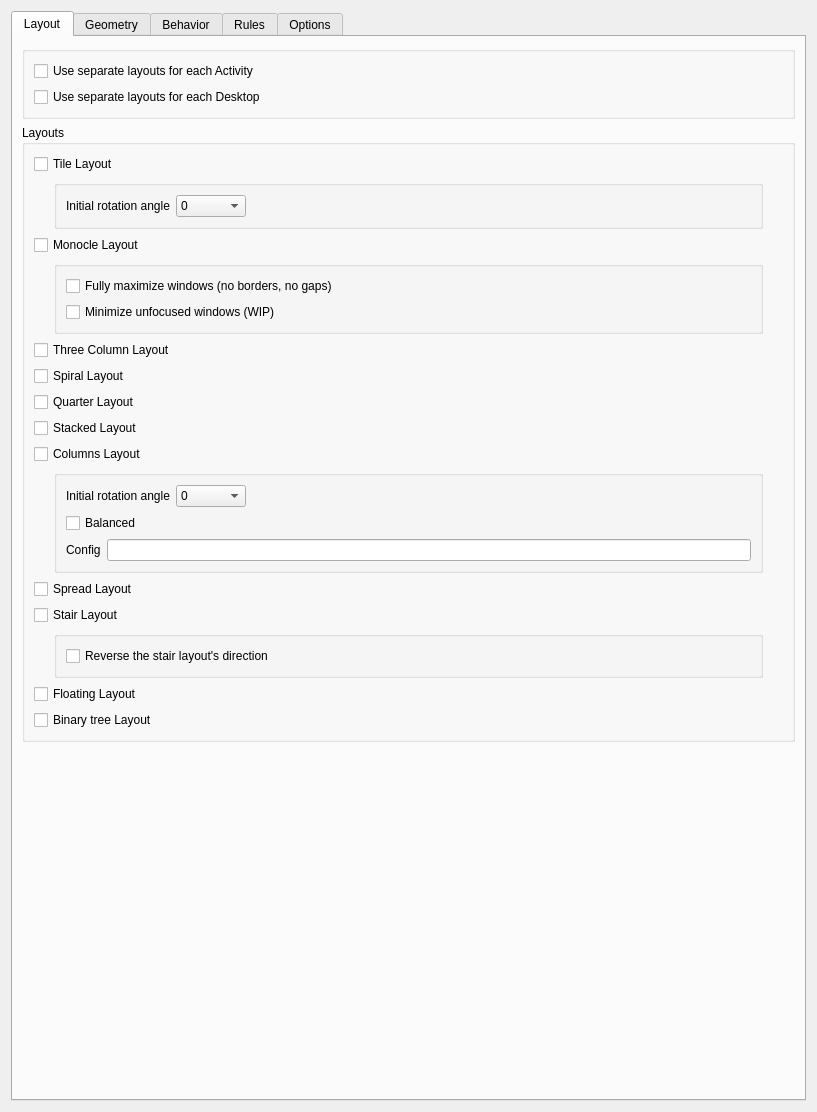
First picture: the form in res/config.ui, repository uberkael/krohnkite, before the edit.
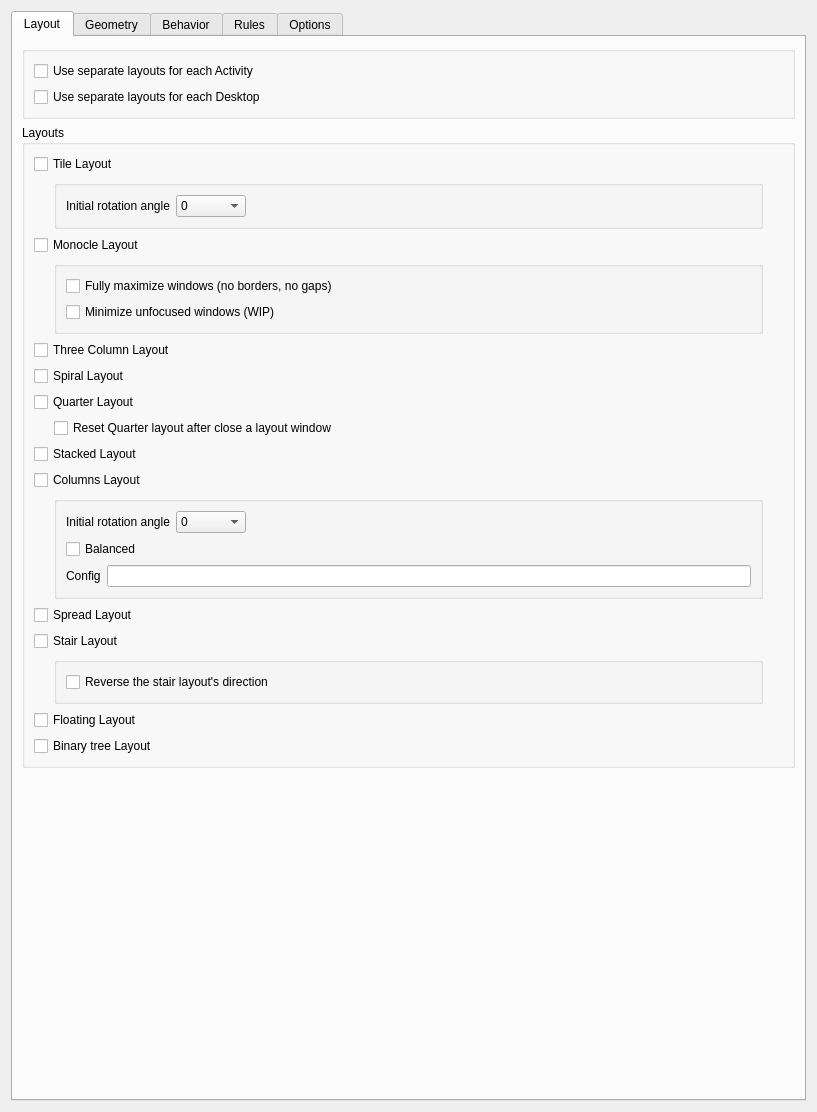
Second picture: the form after the edit.

Commit message: Make configurable Quarter Layout reset after a layout window close behavior

The edit to the form file:
```diff
--- a/res/config.ui
+++ b/res/config.ui
@@ -224,6 +224,26 @@
             </property>
            </widget>
           </item>
+          <item>
+           <layout class="QVBoxLayout" name="quarterLayoutConfigLayout">
+            <property name="leftMargin">
+             <number>20</number>
+            </property>
+            <property name="topMargin">
+             <number>0</number>
+            </property>
+            <property name="rightMargin">
+             <number>20</number>
+            </property>
+            <item>
+             <widget class="QCheckBox" name="kcfg_quarterLayoutReset">
+              <property name="text">
+               <string>Reset Quarter layout after close a layout window</string>
+              </property>
+             </widget>
+            </item>
+           </layout>
+          </item>
           <item>
            <widget class="QCheckBox" name="kcfg_enableStackedLayout">
             <property name="toolTip">
```
The commit also changes 4 other files.
